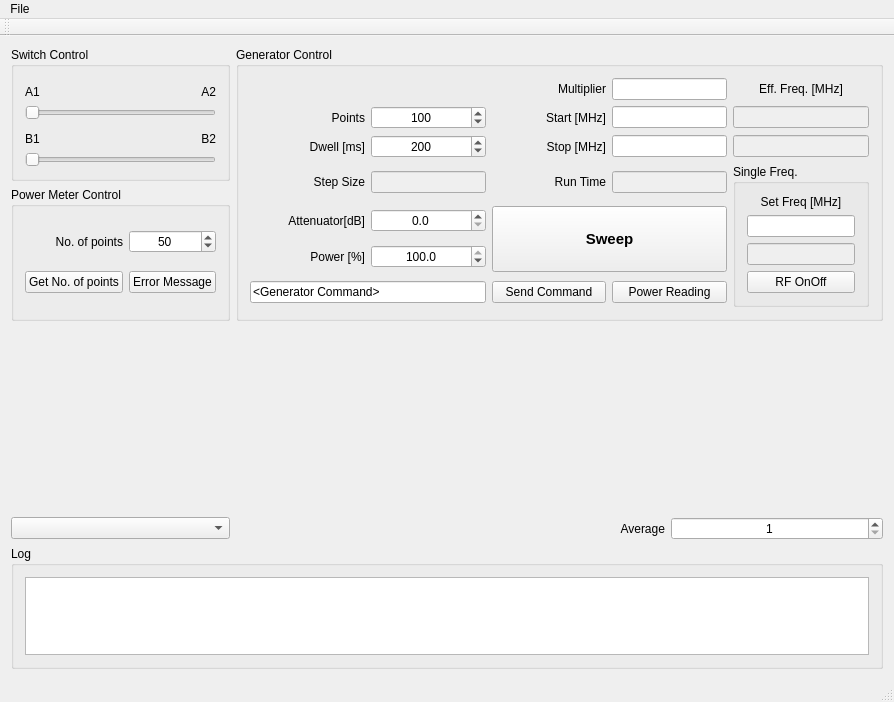
The window that mainwindow.ui (TripletESR/DNP100GHz) describes before a commit, drawn with Qt 5.
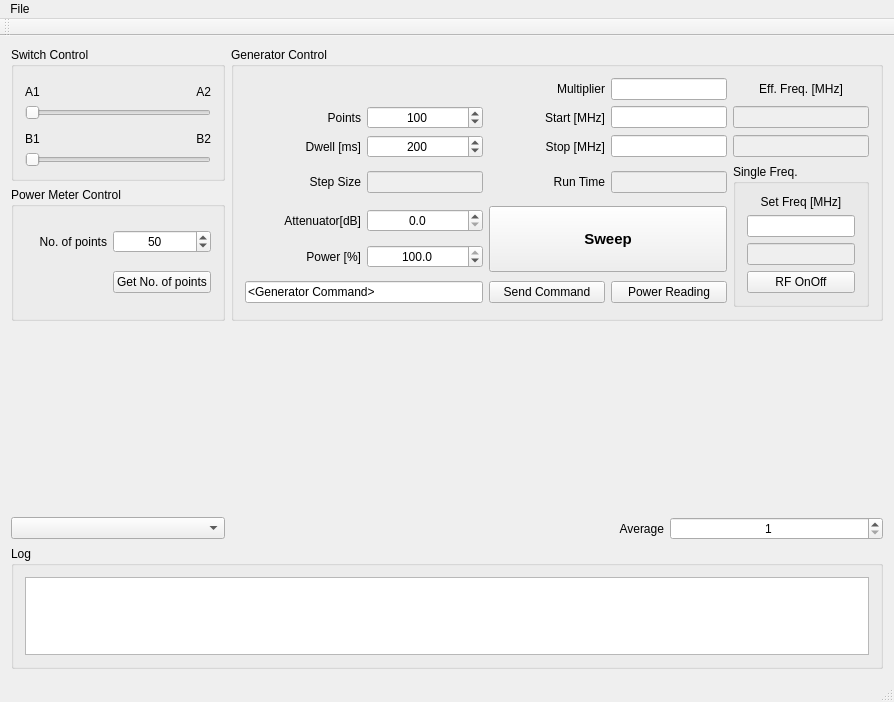
The same window after the commit. Custom widgets are drawn as their Qt base class.

```diff
--- a/mainwindow.ui
+++ b/mainwindow.ui
@@ -164,13 +164,6 @@
         </widget>
        </item>
        <item row="1" column="1">
-        <widget class="QPushButton" name="pushButton_ErrorMsg">
-         <property name="text">
-          <string>Error Message</string>
-         </property>
-        </widget>
-       </item>
-       <item row="1" column="0">
         <widget class="QPushButton" name="pushButton_GetNoPoint">
          <property name="text">
           <string>Get No. of points</string>
```
Left out of the diff: 22 changed lines with no effect on the pictures.
